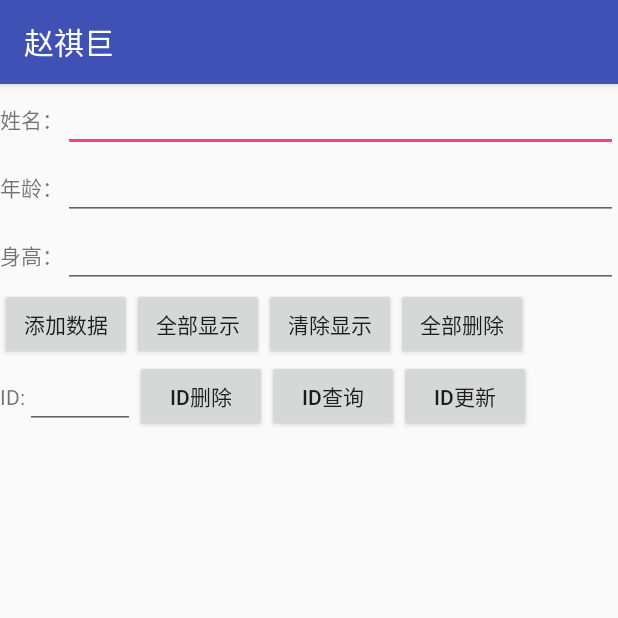
After one commit to zhaoqiju170507180208/sn1705071802086, an Android app: the homework2 screen opened directly, with no data from a screen before it, on a phone screen of 412 x 824 dp, the top half of it. The commit adds this screen. Run offline under Robolectric (Android 15) with nearby library versions, the phone set to English and light mode, and no system bars.

Commit message:
2020/5/3

```diff
--- a/app/src/main/AndroidManifest.xml
+++ b/app/src/main/AndroidManifest.xml
@@ -16,7 +16,8 @@
                 <category android:name="android.intent.category.LAUNCHER" />
             </intent-filter>
         </activity>
-        <activity android:name=".homework1"></activity>
+        <activity android:name=".homework1" />
+        <activity android:name=".homework2"></activity>
     </application>
 
 </manifest>
--- /dev/null
+++ b/app/src/main/java/cn/edu/sdwu/android02/home/sn170507180208/HomeworkOpenHelper.java
@@ -0,0 +1,29 @@
+package cn.edu.sdwu.android02.home.sn170507180208;
+
+import android.content.Context;
+import android.database.sqlite.SQLiteDatabase;
+import android.database.sqlite.SQLiteOpenHelper;
+import android.util.Log;
+
+/**
+ * Created by Thinkpad on 2020/5/3.
+ */
+
+public class HomeworkOpenHelper extends SQLiteOpenHelper {
+    private String HOMEWORK_TB_SQL="create table home(id integer primary key autoincrement,name text,age text,height text)";
+    //创建数据库
+    public HomeworkOpenHelper(Context context){
+        super(context,"home.db",null,1);
+    }
+    //打开数据库并不存在时 自动创建数据库 数据库兑现的创建
+    @Override
+    public void onCreate(SQLiteDatabase sqLiteDatabase) {
+        sqLiteDatabase.execSQL(HOMEWORK_TB_SQL);
+        Log.i(HomeworkOpenHelper.class.toString(),"onCreate");
+    }
+
+    @Override
+    public void onUpgrade(SQLiteDatabase sqLiteDatabase, int i, int i1) {
+
+    }
+}
--- a/app/src/main/java/cn/edu/sdwu/android02/home/sn170507180208/MainActivity.java
+++ b/app/src/main/java/cn/edu/sdwu/android02/home/sn170507180208/MainActivity.java
@@ -20,5 +20,11 @@ public class MainActivity extends AppCompatActivity {
         startActivity(intent);
 
     }
+    public void start2(View view) {
+        //界面跳转
+        Intent intent = new Intent(this, homework2.class);
+        startActivity(intent);
+
+    }
 
 }
--- /dev/null
+++ b/app/src/main/java/cn/edu/sdwu/android02/home/sn170507180208/homework2.java
@@ -0,0 +1,71 @@
+package cn.edu.sdwu.android02.home.sn170507180208;
+
+import android.content.ContentValues;
+import android.database.sqlite.SQLiteDatabase;
+import android.support.v7.app.AppCompatActivity;
+import android.os.Bundle;
+import android.util.Log;
+import android.view.View;
+import android.widget.Button;
+import android.widget.EditText;
+import android.widget.TextView;
+import android.widget.Toast;
+
+public class homework2 extends AppCompatActivity {
+    private HomeworkOpenHelper homeworkOpenHelper;
+    private EditText editText1,editText2,editText3,editText4;
+    private Button insert,showall,clearshow,deleteall,IDdelete,IDupdate,IDselect;
+    private TextView textView;
+    @Override
+    protected void onCreate(Bundle savedInstanceState) {
+        super.onCreate(savedInstanceState);
+        setContentView(R.layout.layout_homework2);
+
+        homeworkOpenHelper=new HomeworkOpenHelper(this);
+        SQLiteDatabase sqLiteDatabase=homeworkOpenHelper.getWritableDatabase();
+        sqLiteDatabase.close();
+
+        editText1=(EditText)findViewById(R.id.name);
+        editText2=(EditText)findViewById(R.id.age);
+        editText3=(EditText)findViewById(R.id.height);
+        editText4=(EditText)findViewById(R.id.IDnumber);
+
+        insert=(Button) findViewById(R.id.insert);
+        showall=(Button) findViewById(R.id.showall);
+        clearshow=(Button) findViewById(R.id.clearshow);
+        deleteall=(Button) findViewById(R.id.deleteall);
+        IDdelete=(Button) findViewById(R.id.IDdelete);
+        IDselect=(Button) findViewById(R.id.IDselect);
+        IDupdate=(Button) findViewById(R.id.IDupdate);
+
+
+    }
+
+    public void insert(View view){
+        String name=editText1.getText().toString();
+        String age=editText2.getText().toString();
+        String height=editText2.getText().toString();
+        SQLiteDatabase sqLiteDatabase=homeworkOpenHelper.getWritableDatabase();
+
+       try{
+           if(name.equals(null)){
+               Toast.makeText(homework2.this,"姓名不能为空！",Toast.LENGTH_SHORT).show();
+           }else {
+               sqLiteDatabase.beginTransaction();//开始事务
+               ContentValues contentValues = new ContentValues();
+               contentValues.put("name", name);
+               contentValues.put("age", age);
+               contentValues.put("height", height);
+               sqLiteDatabase.insert("home", null, contentValues);
+               sqLiteDatabase.setTransactionSuccessful();
+           }
+       }catch (Exception e) {
+           Log.e(homework2.class.toString(),e.toString());
+    }finally {
+        sqLiteDatabase.endTransaction();//结束事务
+        sqLiteDatabase.close();//使用完毕关闭数据库
+
+    }
+
+    }
+}
--- /dev/null
+++ b/app/src/main/res/layout/layout_homework2.xml
@@ -0,0 +1,112 @@
+<?xml version="1.0" encoding="utf-8"?>
+<LinearLayout xmlns:android="http://schemas.android.com/apk/res/android"
+    android:layout_width="match_parent"
+    android:orientation="vertical"
+    android:layout_height="match_parent">
+
+
+   <LinearLayout
+       android:layout_width="match_parent"
+       android:layout_height="wrap_content">
+      <TextView
+          android:layout_width="wrap_content"
+          android:text="姓名："
+          android:layout_height="wrap_content" />
+       <EditText
+           android:layout_width="match_parent"
+           android:id="@+id/name"
+           android:layout_height="wrap_content" />
+   </LinearLayout>
+
+    <LinearLayout
+        android:layout_width="match_parent"
+        android:layout_height="wrap_content">
+        <TextView
+            android:layout_width="wrap_content"
+            android:text="年龄："
+            android:layout_height="wrap_content" />
+        <EditText
+            android:layout_width="match_parent"
+            android:id="@+id/age"
+            android:layout_height="wrap_content" />
+    </LinearLayout>
+
+    <LinearLayout
+        android:layout_width="match_parent"
+        android:layout_height="wrap_content">
+        <TextView
+            android:layout_width="wrap_content"
+            android:text="身高："
+            android:layout_height="wrap_content" />
+        <EditText
+            android:layout_width="match_parent"
+            android:id="@+id/height"
+            android:layout_height="wrap_content" />
+    </LinearLayout>
+
+    <LinearLayout
+        android:layout_width="wrap_content"
+        android:layout_height="wrap_content">
+        <Button
+            android:layout_width="wrap_content"
+            android:id="@+id/insert"
+            android:onClick="insert"
+            android:text="添加数据"
+            android:layout_height="wrap_content" />
+        <Button
+            android:layout_width="wrap_content"
+            android:id="@+id/showall"
+            android:onClick="showall"
+            android:text="全部显示"
+            android:layout_height="wrap_content" />
+        <Button
+            android:layout_width="wrap_content"
+            android:id="@+id/clearshow"
+            android:onClick="clearshow"
+            android:text="清除显示"
+            android:layout_height="wrap_content" />
+        <Button
+            android:layout_width="wrap_content"
+            android:id="@+id/deleteall"
+            android:onClick="deleteall"
+            android:text="全部删除"
+            android:layout_height="wrap_content" />
+    </LinearLayout>
+
+    <LinearLayout
+        android:layout_width="wrap_content"
+        android:layout_height="wrap_content">
+        <TextView
+            android:layout_width="wrap_content"
+            android:text="ID:"
+            android:layout_height="wrap_content" />
+        <EditText
+            android:layout_width="match_parent"
+            android:id="@+id/IDnumber"
+            android:hint="              "
+            android:layout_height="wrap_content" />
+        <Button
+            android:layout_width="wrap_content"
+            android:id="@+id/IDdelete"
+            android:onClick="IDdelete"
+            android:text="ID删除"
+            android:layout_height="wrap_content" />
+        <Button
+            android:layout_width="wrap_content"
+            android:id="@+id/IDselect"
+            android:onClick="IDselect"
+            android:text="ID查询"
+            android:layout_height="wrap_content" />
+        <Button
+            android:layout_width="wrap_content"
+            android:id="@+id/IDupdate"
+            android:onClick="IDupdate"
+            android:text="ID更新"
+            android:layout_height="wrap_content" />
+    </LinearLayout>
+
+    <TextView
+        android:layout_width="match_parent"
+        android:id="@+id/showinfo"
+        android:layout_height="wrap_content" />
+</LinearLayout>
--- a/app/src/main/res/layout/page.xml
+++ b/app/src/main/res/layout/page.xml
@@ -5,10 +5,15 @@
     android:layout_height="match_parent">
 
     <Button
-        android:layout_width="wrap_content"
+        android:layout_width="match_parent"
         android:text="作业1"
         android:onClick="start1"
         android:id="@+id/homework_btn1"
         android:layout_height="wrap_content" />
-
+    <Button
+        android:layout_width="match_parent"
+        android:text="作业2"
+        android:onClick="start2"
+        android:id="@+id/homework_btn2"
+        android:layout_height="wrap_content" />
 </LinearLayout>
```
